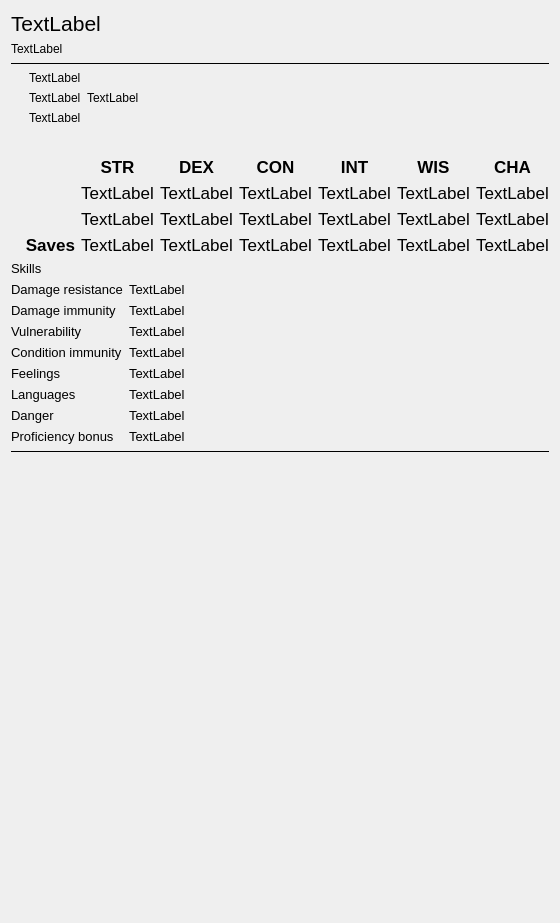
Old version of the form bestiary-widget/dndbestiarypage.ui in the repository Technohamster-py/dm-assist.
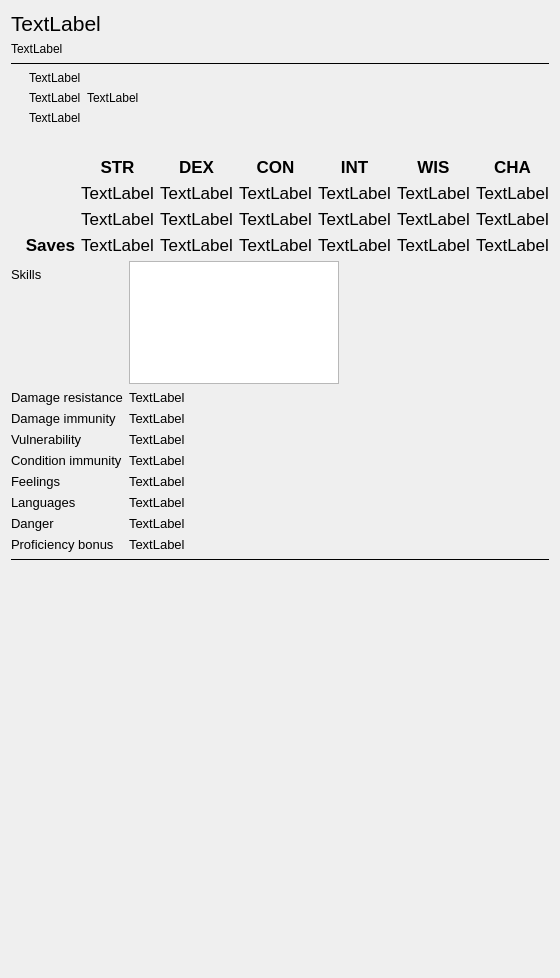
New version of the form. Icons and pictures are not drawn. Custom widgets are drawn as their Qt base class.

Commit message: Добавлен парсинг навыков

The edit to the form file:
```diff
--- a/bestiary-widget/dndbestiarypage.ui
+++ b/bestiary-widget/dndbestiarypage.ui
@@ -7,7 +7,7 @@
     <x>0</x>
     <y>0</y>
     <width>560</width>
-    <height>923</height>
+    <height>978</height>
    </rect>
   </property>
   <property name="windowTitle">
@@ -883,7 +883,49 @@
       </widget>
      </item>
      <item row="0" column="1">
-      <layout class="QHBoxLayout" name="skillsLayout"/>
+      <layout class="QHBoxLayout" name="skillsLayout">
+       <item>
+        <widget class="RollTextBrowser" name="skillsBrowser">
+         <property name="minimumSize">
+          <size>
+           <width>0</width>
+           <height>0</height>
+          </size>
+         </property>
+         <property name="maximumSize">
+          <size>
+           <width>450</width>
+           <height>16777215</height>
+          </size>
+         </property>
+         <property name="verticalScrollBarPolicy">
+          <enum>Qt::ScrollBarAlwaysOff</enum>
+         </property>
+         <property name="horizontalScrollBarPolicy">
+          <enum>Qt::ScrollBarAlwaysOff</enum>
+         </property>
+         <property name="sizeAdjustPolicy">
+          <enum>QAbstractScrollArea::AdjustToContents</enum>
+         </property>
+         <property name="openLinks">
+          <bool>false</bool>
+         </property>
+        </widget>
+       </item>
+       <item>
+        <spacer name="horizontalSpacer_2">
+         <property name="orientation">
+          <enum>Qt::Horizontal</enum>
+         </property>
+         <property name="sizeHint" stdset="0">
+          <size>
+           <width>40</width>
+           <height>20</height>
+          </size>
+         </property>
+        </spacer>
+       </item>
+      </layout>
      </item>
      <item row="1" column="0">
       <widget class="QLabel" name="DamageResistance">
```
The commit also changes 2 other files.
